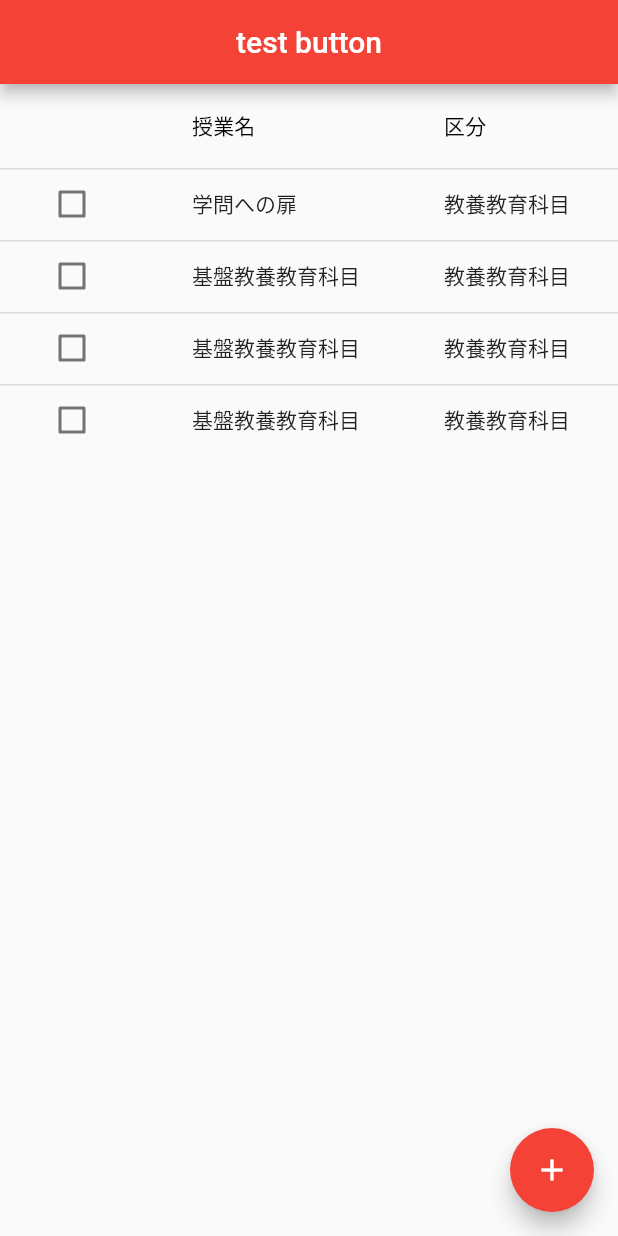
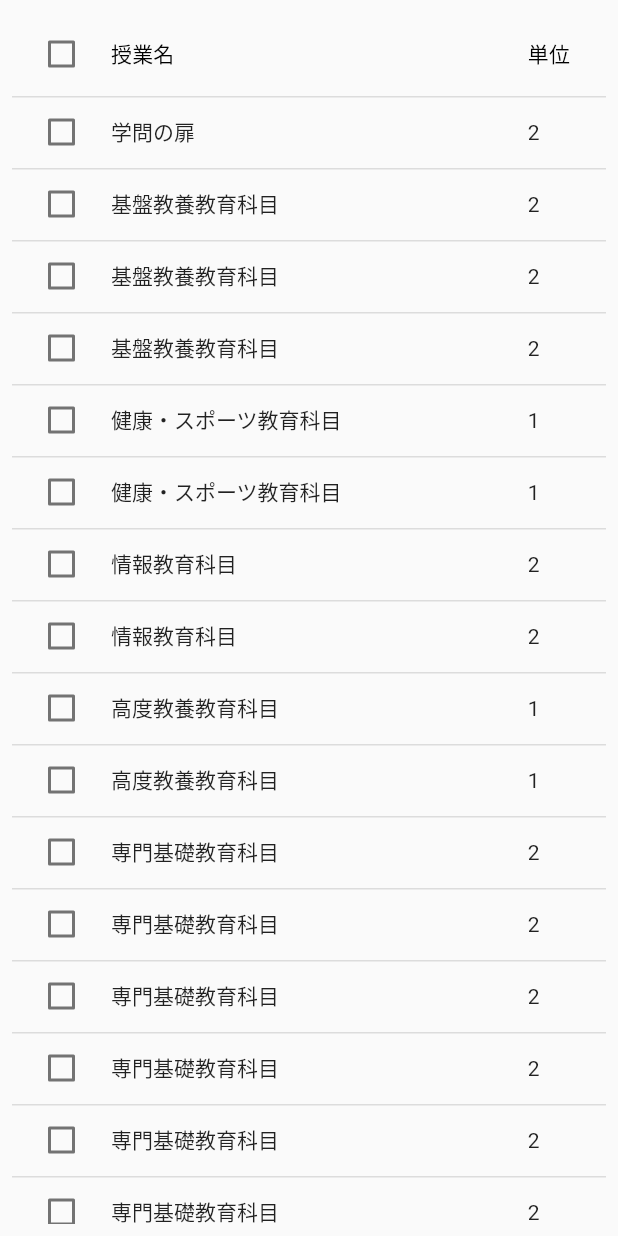
Before and after one commit to NaojiroUeno/application, a Flutter app: the screen it shows after launch, after a tap on "基礎工学部", on a phone screen of 412 x 824 dp. Run offline on Flutter 3.47's test engine with Material 2 defaults, Android fonts, the phone set to English and light mode, and no system bars.

Commit message:
make table

```diff
--- a/lib/first_page.dart
+++ b/lib/first_page.dart
@@ -1,153 +1,90 @@
 import 'package:flutter/material.dart';
 
-class FirstPage extends StatelessWidget {
-  const FirstPage({super.key});
+class Home extends StatefulWidget {
+  const Home({Key? key}) : super(key: key);
+
+  @override
+  _HomeState createState() => _HomeState();
+}
+
+class _HomeState extends State<Home> {
+  // List<Map> _list = List.generate(
+  //   2,
+  //   (index) => {
+  //     'check': false,
+  //     'name': 'Product $index',
+  //     'credit': 2,
+  //   },
+  // );
+  List<Map> _list = [
+    {'check': false, 'name': '学問の扉', 'credit': 2},
+    {'check': false, 'name': '基盤教養教育科目', 'credit': 2},
+    {'check': false, 'name': '基盤教養教育科目', 'credit': 2},
+    {'check': false, 'name': '基盤教養教育科目', 'credit': 2},
+    {'check': false, 'name': '健康・スポーツ教育科目', 'credit': 1},
+    {'check': false, 'name': '健康・スポーツ教育科目', 'credit': 1},
+    {'check': false, 'name': '情報教育科目', 'credit': 2},
+    {'check': false, 'name': '情報教育科目', 'credit': 2},
+    {'check': false, 'name': '高度教養教育科目', 'credit': 1},
+    {'check': false, 'name': '高度教養教育科目', 'credit': 1},
+    {'check': false, 'name': '専門基礎教育科目', 'credit': 2},
+    {'check': false, 'name': '専門基礎教育科目', 'credit': 2},
+    {'check': false, 'name': '専門基礎教育科目', 'credit': 2},
+    {'check': false, 'name': '専門基礎教育科目', 'credit': 2},
+    {'check': false, 'name': '専門基礎教育科目', 'credit': 2},
+    {'check': false, 'name': '専門基礎教育科目', 'credit': 2},
+    {'check': false, 'name': '専門基礎教育科目', 'credit': 2},
+    {'check': false, 'name': '専門基礎教育科目', 'credit': 2},
+    {'check': false, 'name': '専門基礎教育科目', 'credit': 2},
+    {'check': false, 'name': 'マルチリンガル教育科目（第一外国語）', 'credit': 1},
+    {'check': false, 'name': 'マルチリンガル教育科目（第一外国語）', 'credit': 1},
+    {'check': false, 'name': 'マルチリンガル教育科目（第一外国語）', 'credit': 1},
+    {'check': false, 'name': 'マルチリンガル教育科目（第一外国語）', 'credit': 1},
+  ];
 
   @override
   Widget build(BuildContext context) {
-    return MaterialApp(
-      title: 'チェックリスト',
-      theme: ThemeData(
-        primarySwatch: Colors.red,
-      ),
-      home: const CheckList(title: 'チェックリスト'),
-    );
-  }
-}
-
-class CheckList extends StatefulWidget {
-  const CheckList({super.key, required this.title});
-
-  final String title;
-
-  @override
-  State<CheckList> createState() => _CheckListState();
-}
-
-class _CheckListState extends State<CheckList> {
-  bool _flag = false;
-
-  void _handleCheckbox(bool? e) {
-    setState(() {
-      _flag = e!;
-    });
-  }
-
-  @override
-  Widget build(BuildContext context) {
-    return Scaffold(
-      appBar: AppBar(centerTitle: true, title: Text("test button")),
-      body: Container(
+    return SafeArea(
+      child: Scaffold(
+        body: Padding(
+          padding: const EdgeInsets.all(8.0),
+          child: SizedBox(
+            child: SingleChildScrollView(
               child: DataTable(
                 columns: [
-            DataColumn(
-              label: Text(''),
-            ),
                   DataColumn(
                     label: Text('授業名'),
                   ),
                   DataColumn(
-              label: Text('区分'),
-            ),
-            DataColumn(
-              label: Text('単位数'),
+                    label: Text('単位'),
                   ),
                 ],
-          rows: [
-            DataRow(
+                rows: _list
+                    .map(
+                      (e) => DataRow(
+                        selected: e['check'],
+                        onSelectChanged: (bool? selected) {
+                          setState(() {
+                            e['check'] = selected;
+                          });
+                        },
                         cells: [
                           DataCell(
-                  Checkbox(
-                    activeColor: Colors.blue, // Onになった時の色を指定
-                    value: _flag, // チェックボックスのOn/Offを保持する値
-                    onChanged: _handleCheckbox, // チェックボックスを押下した際に行う処理
+                            Text('${e['name']}'),
                           ),
-                ),
-                DataCell(Text('学問への扉')),
-                DataCell(Text('教養教育科目')),
-                DataCell(Text('2')),
-              ],
-            ),
-            DataRow(
-              cells: [
                           DataCell(
-                  Checkbox(
-                    activeColor: Colors.blue, // Onになった時の色を指定
-                    value: _flag, // チェックボックスのOn/Offを保持する値
-                    onChanged: _handleCheckbox, // チェックボックスを押下した際に行う処理
-                  ),
-                ),
-                DataCell(Text('基盤教養教育科目')),
-                DataCell(Text('教養教育科目')),
-                DataCell(Text('2')),
-              ],
-            ),
-            DataRow(
-              cells: [
-                DataCell(
-                  Checkbox(
-                    activeColor: Colors.blue, // Onになった時の色を指定
-                    value: _flag, // チェックボックスのOn/Offを保持する値
-                    onChanged: _handleCheckbox, // チェックボックスを押下した際に行う処理
-                  ),
-                ),
-                DataCell(Text('基盤教養教育科目')),
-                DataCell(Text('教養教育科目')),
-                DataCell(Text('2')),
-              ],
-            ),
-            DataRow(
-              cells: [
-                DataCell(
-                  Checkbox(
-                    activeColor: Colors.blue, // Onになった時の色を指定
-                    value: _flag, // チェックボックスのOn/Offを保持する値
-                    onChanged: _handleCheckbox, // チェックボックスを押下した際に行う処理
-                  ),
-                ),
-                DataCell(Text('基盤教養教育科目')),
-                DataCell(Text('教養教育科目')),
-                DataCell(Text('2')),
-              ],
+                            Text('${e['credit']}'),
                           ),
                         ],
                       ),
+                    )
+                    .toList(),
               ),
-      floatingActionButton: FloatingActionButton(
-        onPressed: () {},
-        //onPressed: _incrementCounter,
-        tooltip: 'Increment',
-        child: const Icon(Icons.add),
             ),
-      // body: Center(
-      //     child: Row(
-      //   mainAxisSize: MainAxisSize.min,
-      //   children: <Widget>[
-      //     Checkbox(
-      //       activeColor: Colors.blue, // Onになった時の色を指定
-      //       value: _flag, // チェックボックスのOn/Offを保持する値
-      //       onChanged: _handleCheckbox, // チェックボックスを押下した際に行う処理
-      //     ),
-      //     Text(
-      //       "内容",
-      //     ),
-      //     Checkbox(
-      //       activeColor: Colors.blue, // Onになった時の色を指定
-      //       value: _flag, // チェックボックスのOn/Offを保持する値
-      //       onChanged: _handleCheckbox, // チェックボックスを押下した際に行う処理
-      //     ),
-      //     Text(
-      //       "内容",
-      //     ),
-      //   ],
-      // )
-      // child: TextButton(
-      //   child: Text("back"),
-      //   // （1） 前の画面に戻る
-      //   onPressed: () {
-      //     Navigator.pop(context);
-      //   },
-      // ),
+            width: double.infinity,
+          ),
+        ),
+      ),
     );
   }
 }
--- a/lib/main.dart
+++ b/lib/main.dart
@@ -1,8 +1,11 @@
+//import 'dart:html';
+
 import 'package:flutter/material.dart';
 import 'package:sample/first_page.dart';
 
 void main() {
   runApp(const MyApp());
+  //print("test");
 }
 
 class MyApp extends StatelessWidget {
@@ -11,11 +14,11 @@ class MyApp extends StatelessWidget {
   @override
   Widget build(BuildContext context) {
     return MaterialApp(
-      title: '健康診断',
+      title: '単位取得状況',
       theme: ThemeData(
         primarySwatch: Colors.red,
       ),
-      home: const MyHomePage(title: '健康診断'),
+      home: const MyHomePage(title: '単位取得状況'),
     );
   }
 }
@@ -66,7 +69,7 @@ class _MyHomePageState extends State<MyHomePage> {
                     context,
                     MaterialPageRoute(
                         // （2） 実際に表示するページ(ウィジェット)を指定する
-                        builder: (context) => FirstPage()));
+                        builder: (context) => Home()));
               },
               child: Text(
                 "基礎工学部",
```
Also changed, not shown: lib/test.dart (added, +127 -0 lines). Lines whose indentation alone changed are shown as unchanged.
